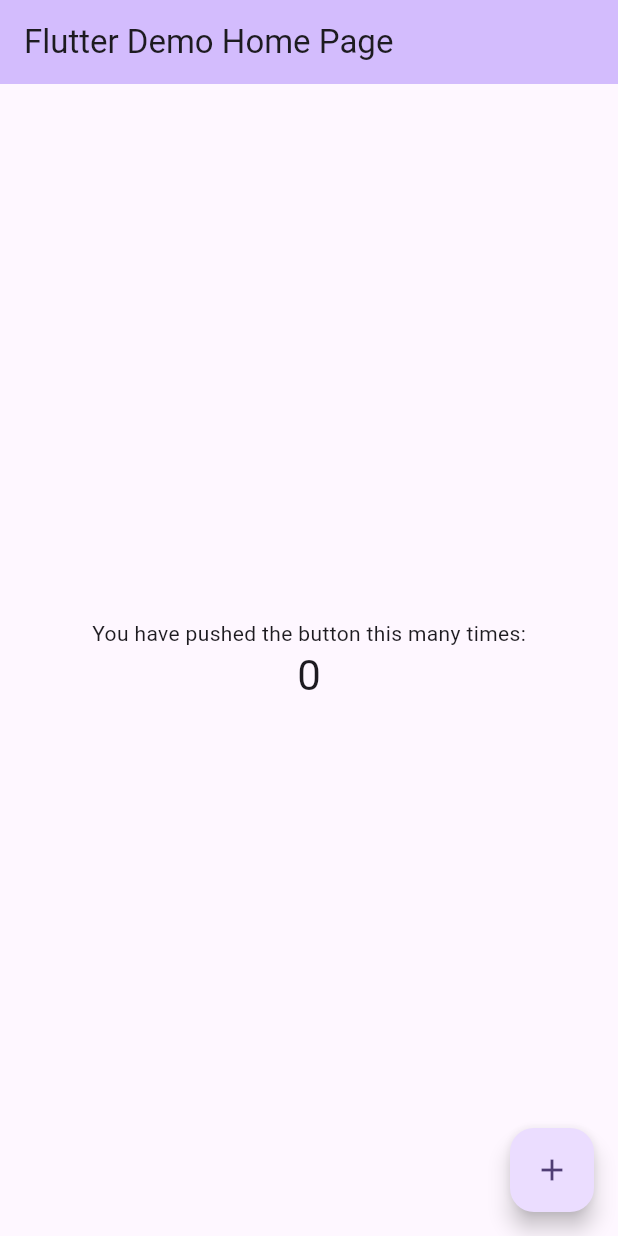
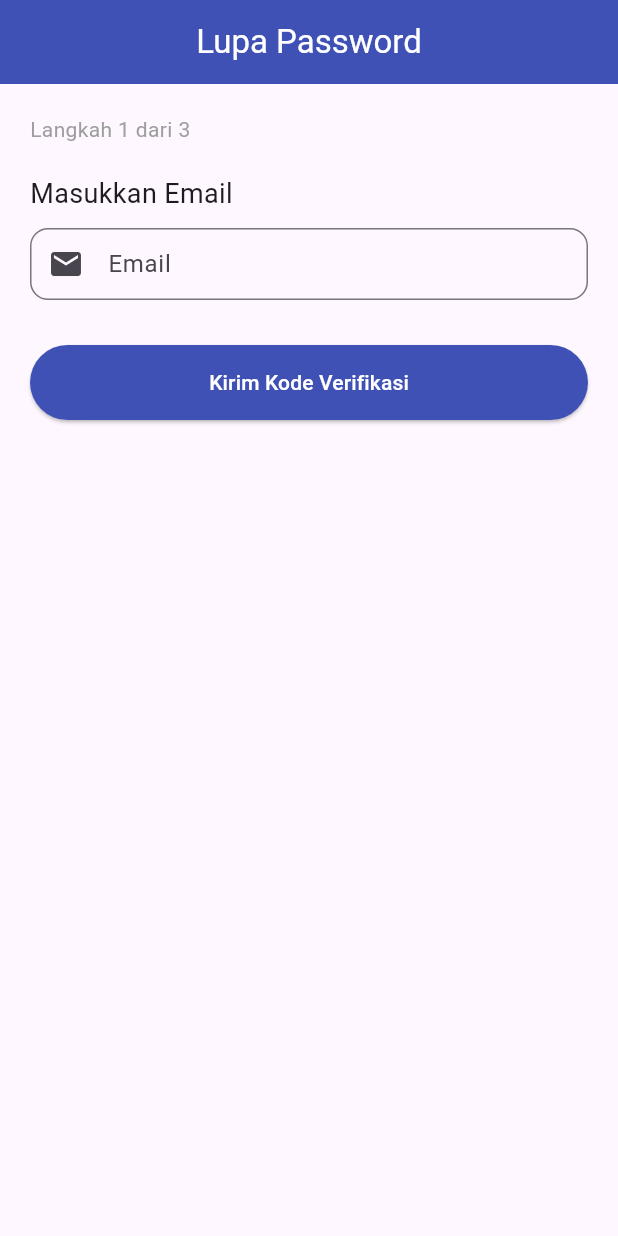
Before and after one commit to vanvl49/Z-TRIP, a Flutter app: the screen it shows after launch, on a phone screen of 412 x 824 dp. Run offline on Flutter 3.47's test engine with Material 3 defaults, Android fonts, the light colour scheme and no system bars.

Commit message:
lupa password

```diff
--- /dev/null
+++ b/lib/lupapassword.dart
@@ -0,0 +1,247 @@
+import 'package:flutter/material.dart';
+
+class ForgotPasswordScreen extends StatefulWidget {
+  @override
+  _ForgotPasswordScreenState createState() => _ForgotPasswordScreenState();
+}
+
+class _ForgotPasswordScreenState extends State<ForgotPasswordScreen> {
+  final PageController _pageController = PageController();
+  final _formKey = GlobalKey<FormState>();
+
+  final emailController = TextEditingController();
+  final codeController = TextEditingController();
+  final passwordController = TextEditingController();
+  final confirmPasswordController = TextEditingController();
+
+  int currentPage = 0;
+
+  void nextPage() {
+    if (_formKey.currentState!.validate()) {
+      setState(() {
+        currentPage++;
+      });
+      _pageController.nextPage(
+        duration: Duration(milliseconds: 300),
+        curve: Curves.easeInOut,
+      );
+    }
+  }
+
+  void prevPage() {
+    setState(() {
+      currentPage--;
+    });
+    _pageController.previousPage(
+      duration: Duration(milliseconds: 300),
+      curve: Curves.easeInOut,
+    );
+  }
+
+  void resetPassword() {
+    if (_formKey.currentState!.validate()) {
+      showDialog(
+        context: context,
+        builder: (_) => AlertDialog(
+          title: Text("Sukses"),
+          content: Text("Password berhasil diubah."),
+          actions: [
+            TextButton(
+              onPressed: () => Navigator.pop(context),
+              child: Text("OK"),
+            )
+          ],
+        ),
+      );
+    }
+  }
+
+  InputDecoration customInputDecoration(String label, IconData icon) {
+    return InputDecoration(
+      labelText: label,
+      prefixIcon: Icon(icon),
+      border: OutlineInputBorder(borderRadius: BorderRadius.circular(12)),
+      contentPadding: EdgeInsets.symmetric(horizontal: 16, vertical: 12),
+    );
+  }
+
+  Widget build(BuildContext context) {
+    return Scaffold(
+      appBar: AppBar(
+        title: Text(
+          "Lupa Password",
+          style: TextStyle(color: Color(0xffffffff)),
+        ),
+        centerTitle: true,
+        backgroundColor: Colors.indigo,
+      ),
+      body: Form(
+        key: _formKey,
+        child: PageView(
+          controller: _pageController,
+          physics: NeverScrollableScrollPhysics(),
+          children: [
+            // Langkah 1: Email
+            Padding(
+              padding: const EdgeInsets.all(20.0),
+              child: Column(
+                crossAxisAlignment: CrossAxisAlignment.start,
+                children: [
+                  Text("Langkah 1 dari 3",
+                      style: TextStyle(color: Colors.grey)),
+                  SizedBox(height: 20),
+                  Text("Masukkan Email", style: TextStyle(fontSize: 18)),
+                  SizedBox(height: 10),
+                  TextFormField(
+                    controller: emailController,
+                    decoration: customInputDecoration("Email", Icons.email),
+                    validator: (value) {
+                      if (value == null || value.isEmpty) {
+                        return "Email tidak boleh kosong";
+                      }
+                      if (!value.contains("@")) {
+                        return "Format email tidak valid";
+                      }
+                      return null;
+                    },
+                  ),
+                  SizedBox(height: 30),
+                  ElevatedButton(
+                    onPressed: nextPage,
+                    style: ElevatedButton.styleFrom(
+                      backgroundColor: Colors.indigo,
+                      minimumSize: Size(double.infinity, 50),
+                    ),
+                    child: Text(
+                      "Kirim Kode Verifikasi",
+                      style: TextStyle(color: Color(0xffffffff)),
+                    ),
+                  ),
+                ],
+              ),
+            ),
+
+            // Langkah 2: Kode Verifikasi
+            Padding(
+              padding: const EdgeInsets.all(20.0),
+              child: Column(
+                crossAxisAlignment: CrossAxisAlignment.start,
+                children: [
+                  Text("Langkah 2 dari 3",
+                      style: TextStyle(color: Colors.grey)),
+                  SizedBox(height: 20),
+                  Text("Masukkan Kode Verifikasi",
+                      style: TextStyle(fontSize: 18)),
+                  SizedBox(height: 10),
+                  TextFormField(
+                    controller: codeController,
+                    decoration:
+                        customInputDecoration("Kode", Icons.verified_user),
+                    validator: (value) {
+                      if (value == null || value.isEmpty) {
+                        return "Kode verifikasi wajib diisi";
+                      }
+                      return null;
+                    },
+                  ),
+                  SizedBox(height: 30),
+                  Row(
+                    children: [
+                      Expanded(
+                        child: OutlinedButton(
+                          onPressed: prevPage,
+                          child: Text("Kembali"),
+                        ),
+                      ),
+                      SizedBox(width: 10),
+                      Expanded(
+                        child: ElevatedButton(
+                          onPressed: nextPage,
+                          style: ElevatedButton.styleFrom(
+                            backgroundColor: Colors.indigo,
+                          ),
+                          child: Text(
+                            "Lanjut",
+                            style: TextStyle(
+                              color: Color(0xffffffff),
+                            ),
+                          ),
+                        ),
+                      ),
+                    ],
+                  ),
+                ],
+              ),
+            ),
+
+            // Langkah 3: Password Baru
+            Padding(
+              padding: const EdgeInsets.all(20.0),
+              child: Column(
+                crossAxisAlignment: CrossAxisAlignment.start,
+                children: [
+                  Text("Langkah 3 dari 3",
+                      style: TextStyle(color: Colors.grey)),
+                  SizedBox(height: 20),
+                  Text("Buat Password Baru", style: TextStyle(fontSize: 18)),
+                  SizedBox(height: 10),
+                  TextFormField(
+                    controller: passwordController,
+                    obscureText: true,
+                    decoration:
+                        customInputDecoration("Password Baru", Icons.lock),
+                    validator: (value) {
+                      if (value == null || value.length < 6) {
+                        return "Password minimal 6 karakter";
+                      }
+                      return null;
+                    },
+                  ),
+                  SizedBox(height: 10),
+                  TextFormField(
+                    controller: confirmPasswordController,
+                    obscureText: true,
+                    decoration: customInputDecoration(
+                        "Konfirmasi Password", Icons.lock_outline),
+                    validator: (value) {
+                      if (value != passwordController.text) {
+                        return "Konfirmasi password tidak cocok";
+                      }
+                      return null;
+                    },
+                  ),
+                  SizedBox(height: 30),
+                  Row(
+                    children: [
+                      Expanded(
+                        child: OutlinedButton(
+                          onPressed: prevPage,
+                          child: Text("Kembali"),
+                        ),
+                      ),
+                      SizedBox(width: 10),
+                      Expanded(
+                        child: ElevatedButton(
+                          onPressed: resetPassword,
+                          style: ElevatedButton.styleFrom(
+                            backgroundColor: Colors.indigo,
+                          ),
+                          child: Text(
+                            "Reset Password",
+                            style: TextStyle(
+                              color: Color(0xffffffff),
+                            ),
+                          ),
+                        ),
+                      ),
+                    ],
+                  ),
+                ],
+              ),
+            ),
+          ],
+        ),
+      ),
+    );
+  }
+}
--- a/lib/main.dart
+++ b/lib/main.dart
@@ -1,122 +1,16 @@
 import 'package:flutter/material.dart';
+import 'lupapassword.dart';
 
 void main() {
-  runApp(const MyApp());
+  runApp(ForgotPasswordApp());
 }
 
-class MyApp extends StatelessWidget {
-  const MyApp({super.key});
-
-  // This widget is the root of your application.
+class ForgotPasswordApp extends StatelessWidget {
   @override
   Widget build(BuildContext context) {
     return MaterialApp(
-      title: 'Flutter Demo',
-      theme: ThemeData(
-        // This is the theme of your application.
-        //
-        // TRY THIS: Try running your application with "flutter run". You'll see
-        // the application has a purple toolbar. Then, without quitting the app,
-        // try changing the seedColor in the colorScheme below to Colors.green
-        // and then invoke "hot reload" (save your changes or press the "hot
-        // reload" button in a Flutter-supported IDE, or press "r" if you used
-        // the command line to start the app).
-        //
-        // Notice that the counter didn't reset back to zero; the application
-        // state is not lost during the reload. To reset the state, use hot
-        // restart instead.
-        //
-        // This works for code too, not just values: Most code changes can be
-        // tested with just a hot reload.
-        colorScheme: ColorScheme.fromSeed(seedColor: Colors.deepPurple),
-      ),
-      home: const MyHomePage(title: 'Flutter Demo Home Page'),
+      home: ForgotPasswordScreen(),
+      debugShowCheckedModeBanner: false,
     );
   }
 }
-
-class MyHomePage extends StatefulWidget {
-  const MyHomePage({super.key, required this.title});
-
-  // This widget is the home page of your application. It is stateful, meaning
-  // that it has a State object (defined below) that contains fields that affect
-  // how it looks.
-
-  // This class is the configuration for the state. It holds the values (in this
-  // case the title) provided by the parent (in this case the App widget) and
-  // used by the build method of the State. Fields in a Widget subclass are
-  // always marked "final".
-
-  final String title;
-
-  @override
-  State<MyHomePage> createState() => _MyHomePageState();
-}
-
-class _MyHomePageState extends State<MyHomePage> {
-  int _counter = 0;
-
-  void _incrementCounter() {
-    setState(() {
-      // This call to setState tells the Flutter framework that something has
-      // changed in this State, which causes it to rerun the build method below
-      // so that the display can reflect the updated values. If we changed
-      // _counter without calling setState(), then the build method would not be
-      // called again, and so nothing would appear to happen.
-      _counter++;
-    });
-  }
-
-  @override
-  Widget build(BuildContext context) {
-    // This method is rerun every time setState is called, for instance as done
-    // by the _incrementCounter method above.
-    //
-    // The Flutter framework has been optimized to make rerunning build methods
-    // fast, so that you can just rebuild anything that needs updating rather
-    // than having to individually change instances of widgets.
-    return Scaffold(
-      appBar: AppBar(
-        // TRY THIS: Try changing the color here to a specific color (to
-        // Colors.amber, perhaps?) and trigger a hot reload to see the AppBar
-        // change color while the other colors stay the same.
-        backgroundColor: Theme.of(context).colorScheme.inversePrimary,
-        // Here we take the value from the MyHomePage object that was created by
-        // the App.build method, and use it to set our appbar title.
-        title: Text(widget.title),
-      ),
-      body: Center(
-        // Center is a layout widget. It takes a single child and positions it
-        // in the middle of the parent.
-        child: Column(
-          // Column is also a layout widget. It takes a list of children and
-          // arranges them vertically. By default, it sizes itself to fit its
-          // children horizontally, and tries to be as tall as its parent.
-          //
-          // Column has various properties to control how it sizes itself and
-          // how it positions its children. Here we use mainAxisAlignment to
-          // center the children vertically; the main axis here is the vertical
-          // axis because Columns are vertical (the cross axis would be
-          // horizontal).
-          //
-          // TRY THIS: Invoke "debug painting" (choose the "Toggle Debug Paint"
-          // action in the IDE, or press "p" in the console), to see the
-          // wireframe for each widget.
-          mainAxisAlignment: MainAxisAlignment.center,
-          children: <Widget>[
-            const Text('You have pushed the button this many times:'),
-            Text(
-              '$_counter',
-              style: Theme.of(context).textTheme.headlineMedium,
-            ),
-          ],
-        ),
-      ),
-      floatingActionButton: FloatingActionButton(
-        onPressed: _incrementCounter,
-        tooltip: 'Increment',
-        child: const Icon(Icons.add),
-      ), // This trailing comma makes auto-formatting nicer for build methods.
-    );
-  }
-}
```
Also changed, not shown: 1 other file.
